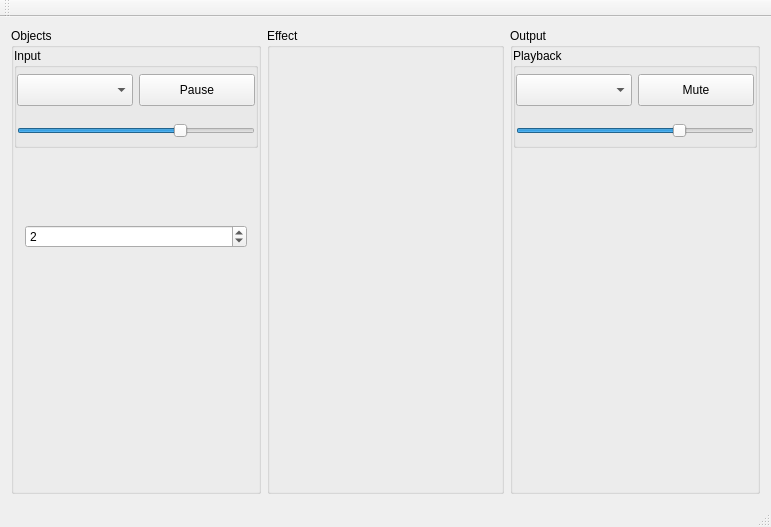
Qt form src/interface/mainwindow.ui (andresgonzalezfornell/TFM) before a commit.
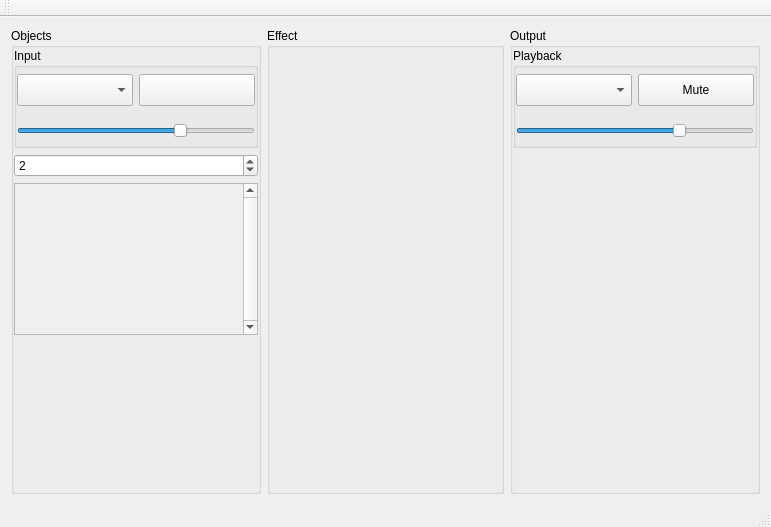
The same form after that commit.

Commit message:
Objects configuration interface
Creation and deletion of objects on objects configuration interface

```diff
--- a/src/interface/mainwindow.ui
+++ b/src/interface/mainwindow.ui
@@ -138,7 +138,7 @@
                </size>
               </property>
               <property name="text">
-               <string>Pause</string>
+               <string/>
               </property>
              </widget>
             </item>
@@ -190,9 +190,6 @@
         </widget>
        </item>
        <item>
-        <widget class="QWidget" name="objects_configuration" native="true">
-         <layout class="QVBoxLayout" name="verticalLayout_4">
-          <item>
            <widget class="QSpinBox" name="objects_number">
             <property name="minimum">
              <number>1</number>
@@ -205,11 +202,75 @@
             </property>
            </widget>
           </item>
-         </layout>
+       <item>
+        <widget class="QScrollArea" name="objects_configuration">
+         <property name="sizePolicy">
+          <sizepolicy hsizetype="Preferred" vsizetype="Preferred">
+           <horstretch>13</horstretch>
+           <verstretch>0</verstretch>
+          </sizepolicy>
+         </property>
+         <property name="frameShape">
+          <enum>QFrame::StyledPanel</enum>
+         </property>
+         <property name="frameShadow">
+          <enum>QFrame::Sunken</enum>
+         </property>
+         <property name="verticalScrollBarPolicy">
+          <enum>Qt::ScrollBarAlwaysOn</enum>
+         </property>
+         <property name="horizontalScrollBarPolicy">
+          <enum>Qt::ScrollBarAlwaysOff</enum>
+         </property>
+         <property name="sizeAdjustPolicy">
+          <enum>QAbstractScrollArea::AdjustToContents</enum>
+         </property>
+         <property name="widgetResizable">
+          <bool>true</bool>
+         </property>
+         <property name="alignment">
+          <set>Qt::AlignLeading|Qt::AlignLeft|Qt::AlignTop</set>
+         </property>
+         <widget class="QWidget" name="objects_list">
+          <property name="geometry">
+           <rect>
+            <x>0</x>
+            <y>0</y>
+            <width>227</width>
+            <height>130</height>
+           </rect>
+          </property>
+          <layout class="QVBoxLayout" name="objects_list_layout">
+           <property name="leftMargin">
+            <number>5</number>
+           </property>
+           <property name="topMargin">
+            <number>5</number>
+           </property>
+           <property name="rightMargin">
+            <number>5</number>
+           </property>
+           <property name="bottomMargin">
+            <number>5</number>
+           </property>
+          </layout>
+         </widget>
         </widget>
        </item>
        <item>
         <widget class="QWidget" name="objects_chart" native="true">
+         <property name="minimumSize">
+          <size>
+           <width>200</width>
+           <height>150</height>
+          </size>
+         </property>
+         <property name="maximumSize">
+          <size>
+           <width>300</width>
+           <height>150</height>
+          </size>
+         </property>
          <property name="toolTipDuration">
           <number>-1</number>
          </property>
```
Left out of the diff: 3 changed lines with no effect on the pictures. Lines whose indentation alone changed are shown as unchanged. The commit also changes 93 other files.
